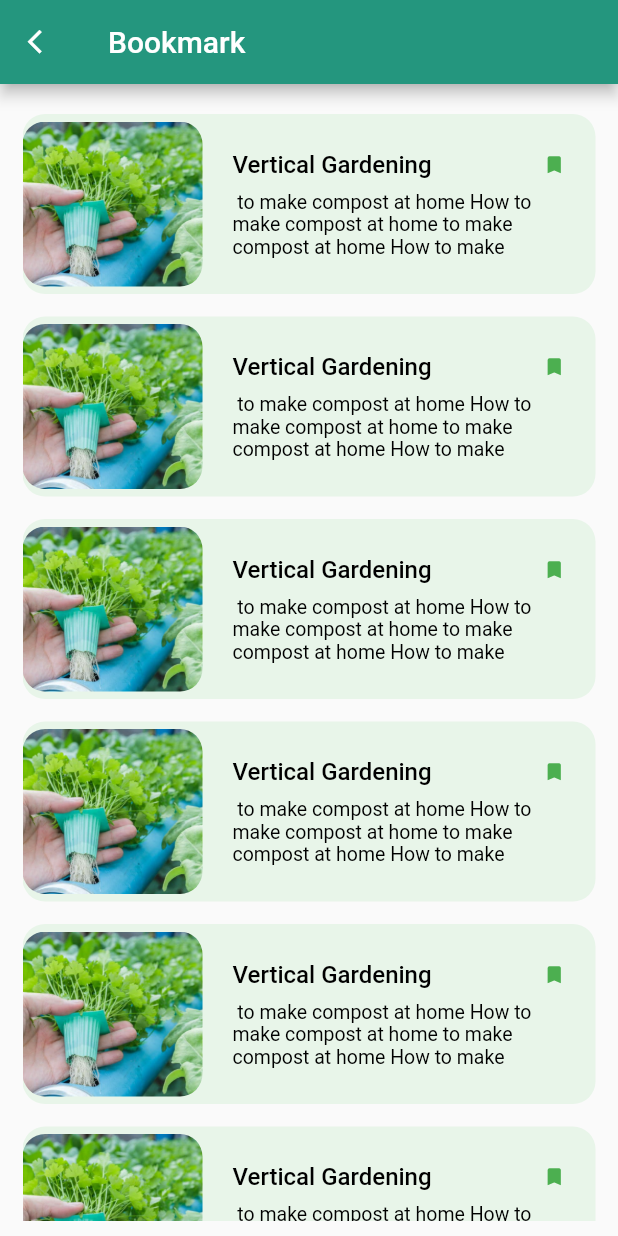
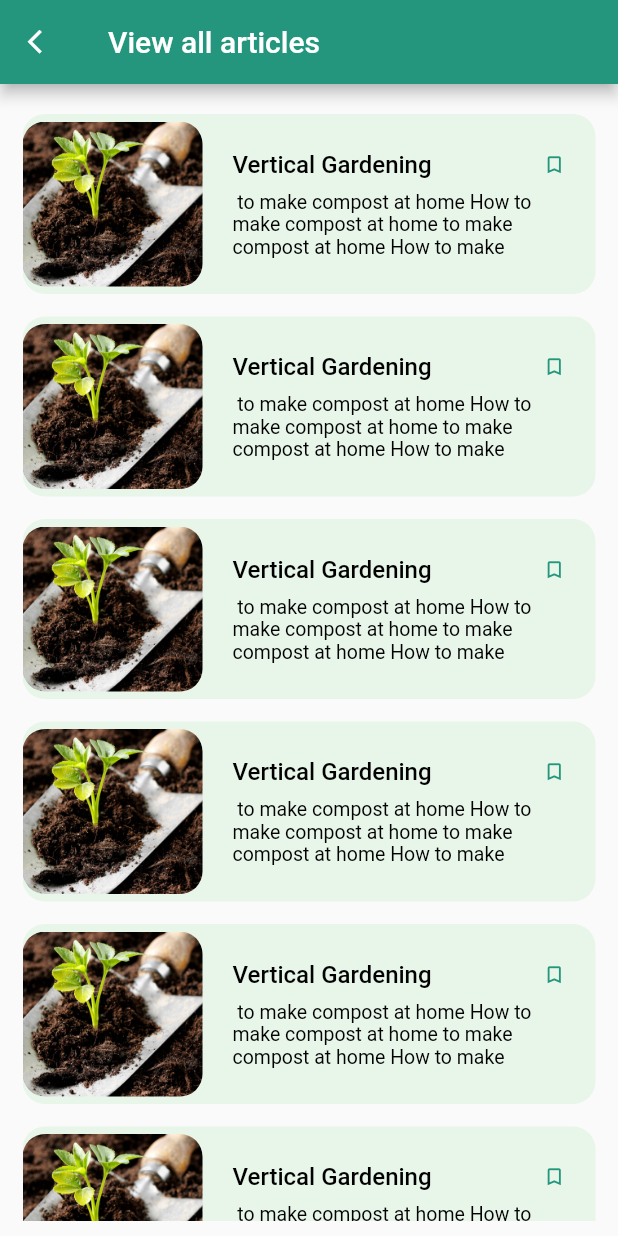
Before and after one commit to isuranga1/Agrihome, a Flutter app: the HomeScreenHead screen opened directly, after a tap on "View All", on a phone screen of 412 x 824 dp. Run offline on Flutter 3.47's test engine with Material 2 defaults, Android fonts, the phone set to English and light mode, and no system bars; our stand-ins replace dots_indicator, fluentui_icons, get, google_fonts.

Commit message:
changed book mark page,created new file to return article container

```diff
--- a/lib/bookMarkPage.dart
+++ /dev/null
@@ -1,98 +0,0 @@
-import 'package:agrihome/bttmnavbar.dart';
-import 'package:agrihome/utils/appColors.dart';
-import 'package:flutter/material.dart';
-
-class BookMarkPage extends StatefulWidget {
-  const BookMarkPage({Key? key}) : super(key: key);
-
-  @override
-  State<BookMarkPage> createState() => _BookMarkPageState();
-}
-
-class _BookMarkPageState extends State<BookMarkPage> {
-  @override
-  Widget build(BuildContext context) {
-    return Scaffold(
-      appBar: AppBar(
-        title: const Text(
-          "Bookmark",
-          style: TextStyle(
-              fontSize: 20, fontWeight: FontWeight.w500, color: Colors.white),
-        ),
-        backgroundColor: AppColors.darkGreen,
-        //toolbarHeight: 50.0,
-        foregroundColor: Colors.white,
-        leading: IconButton(
-          icon: Icon(
-            Icons.arrow_back_ios,
-            size: 19,
-          ),
-          onPressed: () => BtmNavBar(),
-        ),
-      ),
-      body: Padding(
-        padding:
-            const EdgeInsets.only(top: 20, right: 15, left: 15, bottom: 10),
-        child: ListView.builder(
-          itemCount: 10,
-          itemBuilder: (context, index) {
-            return Stack(
-              children: [
-                Container(
-                    margin: const EdgeInsets.only(bottom: 15),
-                    height: 120,
-                    width: double.infinity,
-                    decoration: BoxDecoration(
-                        borderRadius: BorderRadius.circular(15),
-                        color: Color(0XFFE8F5E9)),
-                    child: Padding(
-                      padding: const EdgeInsets.only(right: 20, left: 140),
-                      child: Column(
-                        mainAxisAlignment: MainAxisAlignment.center,
-                        children: [
-                          Row(
-                            mainAxisAlignment: MainAxisAlignment.spaceBetween,
-                            children: const [
-                              Text(
-                                "Vertical Gardening",
-                                style: TextStyle(
-                                    color: Colors.black,
-                                    fontWeight: FontWeight.w500,
-                                    fontSize: 16),
-                              ),
-                              Icon(Icons.bookmark,
-                                  size: 15, color: Colors.green)
-                            ],
-                          ),
-                          const SizedBox(height: 8),
-                          const Text(
-                            " to make compost at home How to make compost at home to make compost at home How to make compost at home",
-                            maxLines: 3,
-                            style: TextStyle(
-                              color: Colors.black,
-                              fontSize: 13,
-                            ),
-                          ),
-                        ],
-                      ),
-                    )),
-                Padding(
-                  padding: const EdgeInsets.symmetric(vertical: 5),
-                  child: Container(
-                    width: 120,
-                    height: 110,
-                    decoration: BoxDecoration(
-                        borderRadius: BorderRadius.circular(15),
-                        image: DecorationImage(
-                            fit: BoxFit.cover,
-                            image: AssetImage("assets/imgs/articleImg.png"))),
-                  ),
-                ),
-              ],
-            );
-          },
-        ),
-      ),
-    );
-  }
-}
--- /dev/null
+++ b/lib/bookmark_page.dart
@@ -0,0 +1,46 @@
+import 'package:agrihome/profile.dart';
+import 'package:agrihome/utils/appColors.dart';
+import 'package:flutter/cupertino.dart';
+import 'package:flutter/material.dart';
+
+class BookmarkPage extends StatefulWidget {
+  const BookmarkPage({Key? key}) : super(key: key);
+
+  @override
+  State<BookmarkPage> createState() => _BookmarkPageState();
+}
+
+class _BookmarkPageState extends State<BookmarkPage> {
+  @override
+  Widget build(BuildContext context) {
+    return Scaffold(
+      appBar: AppBar(
+        title: const Text(
+          "Bookmark",
+          style: TextStyle(
+              fontSize: 20, fontWeight: FontWeight.w500, color: Colors.white),
+        ),
+        backgroundColor: AppColors.darkGreen,
+        //toolbarHeight: 50.0,
+        foregroundColor: Colors.white,
+        leading: IconButton(
+          icon: Icon(
+            Icons.arrow_back_ios,
+            size: 19,
+          ),
+          //onPressed: () => BtmNavBar(),
+          onPressed: () {
+            Navigator.push(
+                context,
+                MaterialPageRoute(
+                    builder: (context) =>
+                        Profile())); //######## temporary navigator ==> home page
+            ;
+          },
+        ),
+      ),
+
+      //implement body
+    );
+  }
+}
--- a/lib/home_folder/home_screen_head.dart
+++ b/lib/home_folder/home_screen_head.dart
@@ -4,7 +4,9 @@ import 'package:agrihome/utils/appColors.dart';
 import 'package:agrihome/widgets/small_text.dart';
 import 'package:flutter/cupertino.dart';
 import 'package:flutter/material.dart';
-import 'package:agrihome/bookMarkPage.dart';
+import 'package:agrihome/view_all_article_page.dart';
+
+import '../return_article_section.dart';
 
 class HomeScreenHead extends StatefulWidget {
   const HomeScreenHead({Key? key}) : super(key: key);
@@ -19,11 +21,11 @@ class _HomeScreenHeadState extends State<HomeScreenHead> {
     return Scaffold(
       body: Container(
         child: Container(
-          margin: EdgeInsets.only(top: 60, right: 20, left: 20),
+          margin: EdgeInsets.only(top: 70, right: 20, left: 20),
           child: Column(
             crossAxisAlignment: CrossAxisAlignment.start,
             children: [
-              //showing wlcome text
+              //showing welcome text
               Text(
                 "Welcome",
                 style: TextStyle(
@@ -49,10 +51,10 @@ class _HomeScreenHeadState extends State<HomeScreenHead> {
                       ),
                       hintText: 'Search Here',
                       hintStyle: TextStyle(
-                          color: Colors.black.withOpacity(0.4), fontSize: 18),
+                          color: Colors.black.withOpacity(0.4), fontSize: 19),
                       prefixIcon: Icon(
                         Icons.search,
-                        size: 20,
+                        size: 21,
                       ),
                       prefixIconColor: Colors.black.withOpacity(0.1)),
                 ),
@@ -61,6 +63,7 @@ class _HomeScreenHeadState extends State<HomeScreenHead> {
               SizedBox(
                 height: 70.0,
               ),
+              //showing the horizontal scrolling
               HomeScreenBody(),
               //showing the 2 texts in a row
               Padding(
@@ -87,82 +90,15 @@ class _HomeScreenHeadState extends State<HomeScreenHead> {
                             context,
                             MaterialPageRoute(
                                 builder: (context) =>
-                                    BookMarkPage())); //######## temporary navigator ==> bookmark page
+                                    ViewArticlePage())); //######## temporary navigator ==> View Article page
                         ;
                       },
                     ),
                   ],
                 ),
               ),
-              //showing the vertial scrollview
-              Expanded(
-                child: Padding(
-                  padding: const EdgeInsets.only(top: 5),
-                  child: ListView.builder(
-                    itemCount: 5,
-                    itemBuilder: (context, index) {
-                      return Stack(
-                        children: [
-                          Container(
-                              margin: EdgeInsets.only(bottom: 15),
-                              height: 120,
-                              width: double.infinity,
-                              decoration: BoxDecoration(
-                                  borderRadius: BorderRadius.circular(15),
-                                  color: Color(0XFFE8F5E9)),
-                              child: Padding(
-                                padding:
-                                    const EdgeInsets.only(right: 20, left: 140),
-                                child: Column(
-                                  mainAxisAlignment: MainAxisAlignment.center,
-                                  children: [
-                                    Row(
-                                      mainAxisAlignment:
-                                          MainAxisAlignment.spaceBetween,
-                                      children: [
-                                        Text(
-                                          "Vertical Gardening",
-                                          style: TextStyle(
-                                              color: Colors.black,
-                                              fontWeight: FontWeight.w500,
-                                              fontSize: 16),
-                                        ),
-                                        Icon(Icons.bookmark_border,
-                                            size: 15,
-                                            color: AppColors.darkGreen)
-                                      ],
-                                    ),
-                                    SizedBox(height: 8),
-                                    Text(
-                                      " to make compost at home How to make compost at home to make compost at home How to make compost at home",
-                                      maxLines: 3,
-                                      style: TextStyle(
-                                        color: Colors.black,
-                                        fontSize: 13,
-                                      ),
-                                    ),
-                                  ],
-                                ),
-                              )),
-                          Padding(
-                            padding: const EdgeInsets.symmetric(vertical: 5),
-                            child: Container(
-                              width: 120,
-                              height: 110,
-                              decoration: BoxDecoration(
-                                  borderRadius: BorderRadius.circular(15),
-                                  image: DecorationImage(
-                                      fit: BoxFit.cover,
-                                      image:
-                                          AssetImage("assets/imgs/pic1.jpg"))),
-                            ),
-                          ),
-                        ],
-                      );
-                    },
-                  ),
-                ),
-              ),
+              //return the article section from another class
+              ViewArticles(),
             ],
           ),
         ),
--- a/lib/main.dart
+++ b/lib/main.dart
@@ -6,7 +6,7 @@ import 'package:agrihome/market.dart';
 import 'package:agrihome/profile_settings.dart';
 import 'package:agrihome/publish_articles.dart';
 import 'package:flutter/material.dart';
-import 'bookMarkPage.dart';
+import 'view_all_article_page.dart';
 import 'bttmnavbar.dart';
 import 'home_folder/home_screen_head.dart';
 import 'package:get/get.dart';
@@ -28,7 +28,7 @@ class MyApp extends StatelessWidget {
       theme: ThemeData(
         primarySwatch: Colors.green,
       ),
-      home: Market(),
+      home: LoginPage(),
     );
   }
 }
--- /dev/null
+++ b/lib/return_article_section.dart
@@ -0,0 +1,79 @@
+//this file returns a container of article section
+
+import 'package:agrihome/utils/appColors.dart';
+import 'package:flutter/cupertino.dart';
+import 'package:flutter/material.dart';
+
+class ViewArticles extends StatelessWidget {
+  const ViewArticles({Key? key}) : super(key: key);
+
+  @override
+  Widget build(BuildContext context) {
+    return Container(
+      child: Expanded(
+        child: Padding(
+          padding: const EdgeInsets.only(top: 5),
+          child: ListView.builder(
+            itemCount: 8,
+            itemBuilder: (context, index) {
+              return Stack(
+                children: [
+                  Container(
+                      margin: EdgeInsets.only(bottom: 15),
+                      height: 120,
+                      width: double.infinity,
+                      decoration: BoxDecoration(
+                          borderRadius: BorderRadius.circular(15),
+                          color: Color(0XFFE8F5E9)),
+                      child: Padding(
+                        padding: const EdgeInsets.only(right: 20, left: 140),
+                        child: Column(
+                          mainAxisAlignment: MainAxisAlignment.center,
+                          children: [
+                            Row(
+                              mainAxisAlignment: MainAxisAlignment.spaceBetween,
+                              children: [
+                                Text(
+                                  "Vertical Gardening",
+                                  style: TextStyle(
+                                      color: Colors.black,
+                                      fontWeight: FontWeight.w500,
+                                      fontSize: 16),
+                                ),
+                                Icon(Icons.bookmark_border,
+                                    size: 15, color: AppColors.darkGreen)
+                              ],
+                            ),
+                            SizedBox(height: 8),
+                            Text(
+                              " to make compost at home How to make compost at home to make compost at home How to make compost at home",
+                              maxLines: 3,
+                              style: TextStyle(
+                                color: Colors.black,
+                                fontSize: 13,
+                              ),
+                            ),
+                          ],
+                        ),
+                      )),
+                  Padding(
+                    padding: const EdgeInsets.symmetric(vertical: 5),
+                    child: Container(
+                      width: 120,
+                      height: 110,
+                      decoration: BoxDecoration(
+                          borderRadius: BorderRadius.circular(15),
+                          image: DecorationImage(
+                              fit: BoxFit.cover,
+                              image: AssetImage("assets/imgs/pic1.jpg"))),
+                    ),
+                  ),
+                ],
+              );
+            },
+          ),
+        ),
+      ),
+    );
+  }
+}
--- /dev/null
+++ b/lib/view_all_article_page.dart
@@ -0,0 +1,52 @@
+//when clicking on "view all" in home section,then navigate to this page
+
+import 'package:agrihome/bttmnavbar.dart';
+import 'package:agrihome/utils/appColors.dart';
+import 'package:agrihome/return_article_section.dart';
+import 'package:flutter/material.dart';
+
+class ViewArticlePage extends StatefulWidget {
+  const ViewArticlePage({Key? key}) : super(key: key);
+
+  @override
+  State<ViewArticlePage> createState() => _BookMarkPageState();
+}
+
+class _BookMarkPageState extends State<ViewArticlePage> {
+  @override
+  Widget build(BuildContext context) {
+    return Scaffold(
+      appBar: AppBar(
+        title: const Text(
+          "View all articles",
+          style: TextStyle(
+              fontSize: 20, fontWeight: FontWeight.w500, color: Colors.white),
+        ),
+        backgroundColor: AppColors.darkGreen,
+        //toolbarHeight: 50.0,
+        foregroundColor: Colors.white,
+        leading: IconButton(
+          icon: Icon(
+            Icons.arrow_back_ios,
+            size: 19,
+          ),
+          //onPressed: () => BtmNavBar(),
+          onPressed: () {
+            Navigator.push(
+                context,
+                MaterialPageRoute(
+                    builder: (context) =>
+                        BtmNavBar())); //######## temporary navigator ==> home page
+            ;
+          },
+        ),
+      ),
+      body: Padding(
+        padding:
+            const EdgeInsets.only(top: 15, right: 15, left: 15, bottom: 10),
+        //call the article section
+        child: ViewArticles(),
+      ),
+    );
+  }
+}
```
